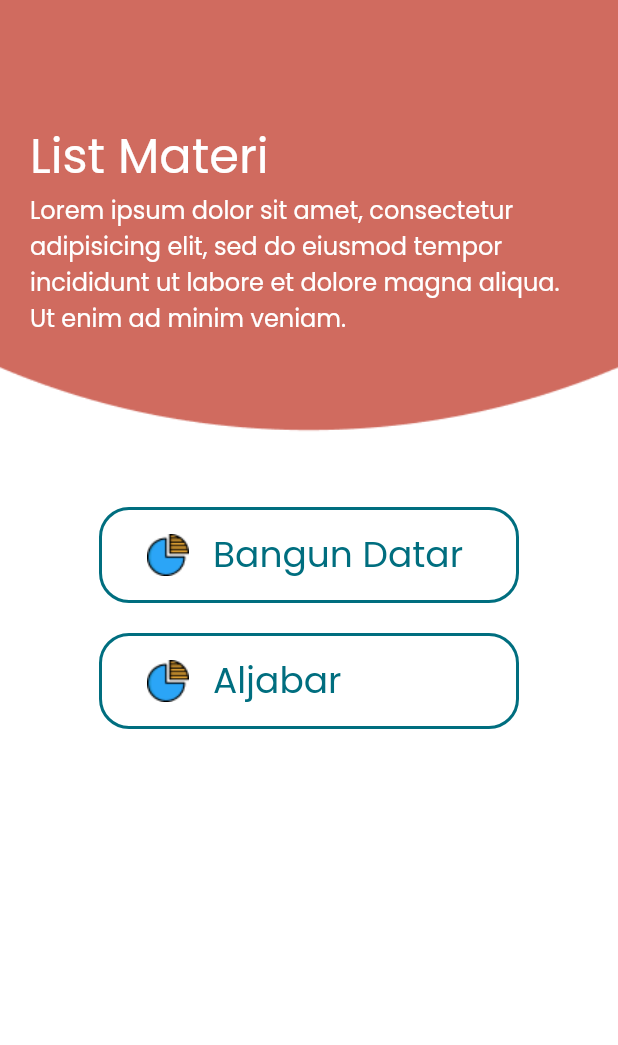
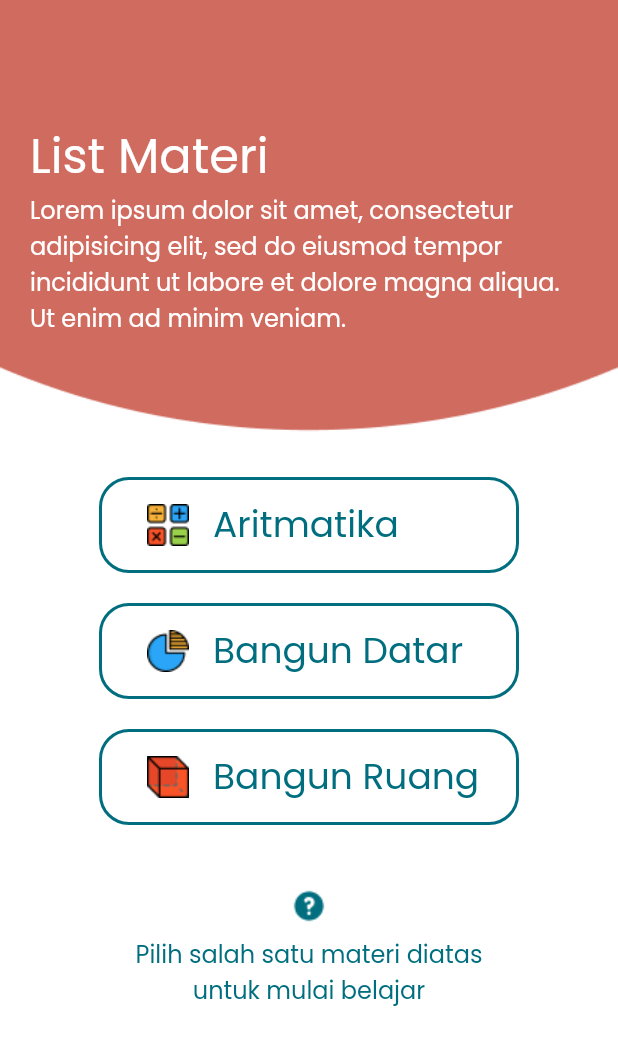
Before and after one commit to alyafi0899/mathapp, a Flutter app: the ListMateri screen opened by its route, on a phone screen of 412 x 824 dp. Shown: the top 1045 px of the screen. Run offline on Flutter 3.47's test engine with Material 2 defaults, Android fonts, the light colour scheme and no system bars; our stand-ins replace google_fonts, hexcolor.

Commit message:
Done Halaman List materi
tinggal dirapihin dikit dah

```diff
--- a/lib/list_materi/list_materi_page.dart
+++ b/lib/list_materi/list_materi_page.dart
@@ -35,21 +35,70 @@ class _ListMateri extends State<ListMateri> {
             ),
             SizedBox(
               width: double.infinity,
-              height: 200,
+              height: 180,
               child: Container(
                 child: Text(
                   "Lorem ipsum dolor sit amet, consectetur adipisicing elit, sed do eiusmod tempor incididunt ut labore et dolore magna aliqua. Ut enim ad minim veniam.",
-                  style: bodysmall.copyWith(
+                  style: bodylarge.copyWith(
                       color: Color.fromARGB(255, 255, 255, 255)),
                   textAlign: TextAlign.left,
                 ),
               ),
             ),
+
             InkWell(
               child: Container(
                 padding: const EdgeInsets.all(10),
                 child: Container(
-                  padding: const EdgeInsets.fromLTRB(30, 10, 30, 10),
+                  padding: const EdgeInsets.fromLTRB(30, 10, 10, 10),
+                  // 2
+                  constraints: const BoxConstraints.expand(
+                    width: 280,
+                    height: 64,
+                  ),
+                  child: Row(
+                    children: [
+                      Container(
+                        height: 28,
+                        width: 28,
+                        decoration: BoxDecoration(
+                          color: Colors.white,
+                          image: DecorationImage(
+                              image: AssetImage('assets/Icon-Aritmatika.png'),
+                              alignment: Alignment.topCenter,
+                              // scale: 2.1,
+                              fit: BoxFit.fill),
+                        ),
+                      ),
+                      SizedBox(
+                        width: 16,
+                      ),
+                      Text(
+                        "Aritmatika",
+                        textAlign: TextAlign.center,
+                        style: headlinesmall.copyWith(
+                            color: Color.fromARGB(255, 0, 110, 127)),
+                      ),
+                    ],
+                  ),
+                  decoration: BoxDecoration(
+                    color: Colors.white,
+                    border: Border.all(
+                        width: 2, color: Color.fromARGB(255, 0, 110, 127)),
+                    borderRadius: BorderRadius.all(Radius.circular(20.0)),
+                  ),
+                ),
+              ),
+              onTap: () {
+                Navigator.pushNamed(context, '/enroll');
+              },
+            ),
+
+            InkWell(
+              child: Container(
+                padding: const EdgeInsets.all(10),
+                child: Container(
+                  padding: const EdgeInsets.fromLTRB(30, 10, 10, 10),
                   // 2
                   constraints: const BoxConstraints.expand(
                     width: 280,
@@ -96,7 +145,7 @@ class _ListMateri extends State<ListMateri> {
               child: Container(
                 padding: const EdgeInsets.all(10),
                 child: Container(
-                  padding: const EdgeInsets.fromLTRB(30, 10, 30, 10),
+                  padding: const EdgeInsets.fromLTRB(30, 10, 10, 10),
                   // 2
                   constraints: const BoxConstraints.expand(
                     width: 280,
@@ -110,7 +159,7 @@ class _ListMateri extends State<ListMateri> {
                         decoration: BoxDecoration(
                           color: Colors.white,
                           image: DecorationImage(
-                              image: AssetImage('assets/IconBangundatar.png'),
+                              image: AssetImage('assets/Icon-Bangun-Ruang.png'),
                               alignment: Alignment.topCenter,
                               // scale: 2.1,
                               fit: BoxFit.fill),
@@ -120,7 +169,7 @@ class _ListMateri extends State<ListMateri> {
                         width: 16,
                       ),
                       Text(
-                        "Aljabar",
+                        "Bangun Ruang",
                         textAlign: TextAlign.center,
                         style: headlinesmall.copyWith(
                             color: Color.fromARGB(255, 0, 110, 127)),
@@ -139,6 +188,32 @@ class _ListMateri extends State<ListMateri> {
                 Navigator.pushNamed(context, '/enroll');
               },
             ),
+
+
+// --- Untuk buat footnote
+            SizedBox(
+              height: 32,
+            ),
+            SizedBox(
+              width: double.infinity,
+              height: 150,
+              child: Container(
+                padding: EdgeInsets.fromLTRB(56, 32, 56, 0),
+                 decoration: BoxDecoration(
+                  image: DecorationImage(
+                    image: AssetImage('assets/Icon-question.png'),
+                    alignment: Alignment.topCenter,
+                ),
+
+              ),
+                child: Text(
+                  "Pilih salah satu materi diatas untuk mulai belajar",
+                  style: bodylarge.copyWith(
+                      color: Color.fromARGB(255, 0, 110, 127)),
+                  textAlign: TextAlign.center,
+                ),
+        ),
+            ),
           ],
         ),
       ),
--- a/lib/styles.dart
+++ b/lib/styles.dart
@@ -25,6 +25,10 @@ TextStyle headlinelarge = GoogleFonts.poppins(
 );
 
 TextStyle bodysmall = GoogleFonts.poppins(
+  fontSize: 12
+);
+
+TextStyle bodylarge = GoogleFonts.poppins(
   fontSize: 16
 );
 
```
Also changed, not shown: assets/Icon-Aritmatika.png (added), assets/Icon-Bangun-Ruang.png (added), assets/Icon-question.png (added).
